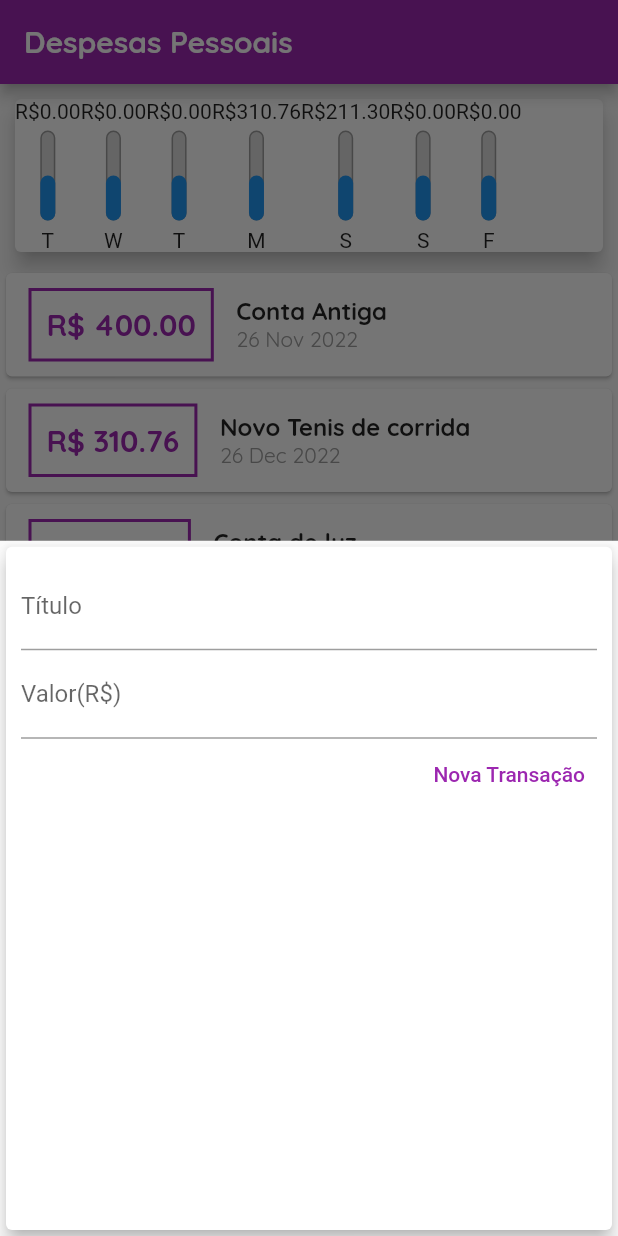
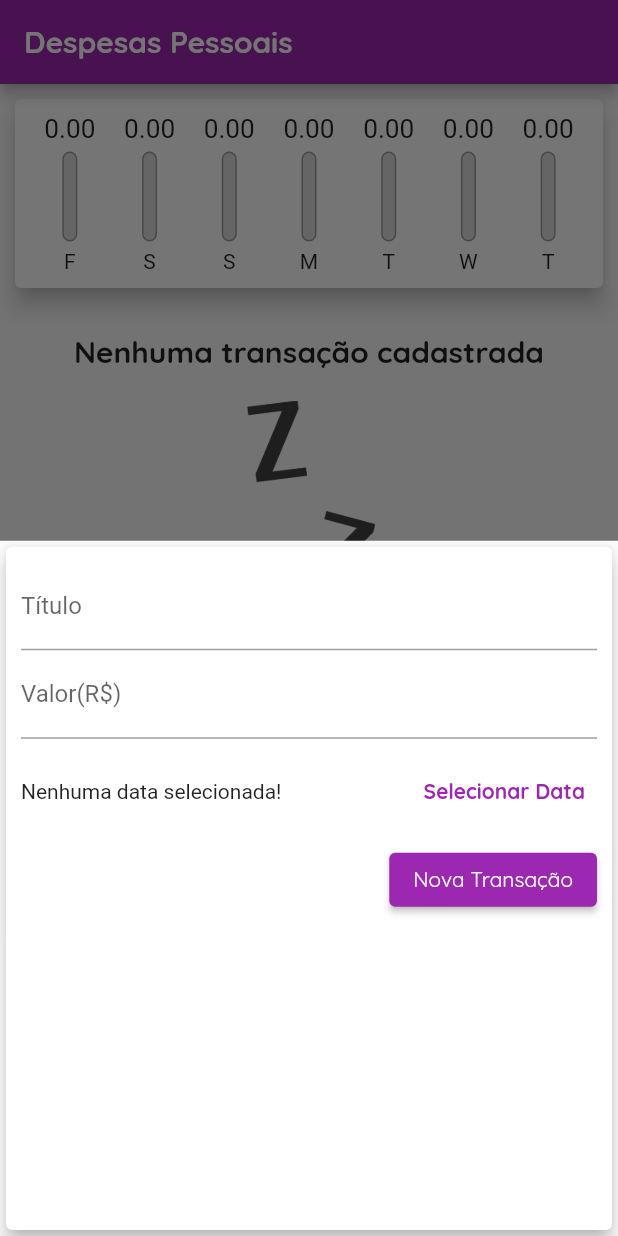
Before and after one commit to leomoreira597/expend, a Flutter app: the screen it shows after launch, after a tap on the "add" icon, on a phone screen of 412 x 824 dp. Run offline on Flutter 3.47's test engine with Material 2 defaults, Android fonts, the phone set to English and light mode, and no system bars.

Commit message:
exibindo dataPicker

```diff
--- a/lib/components/chart.dart
+++ b/lib/components/chart.dart
@@ -29,6 +29,12 @@ class Chart extends StatelessWidget {
         'day': DateFormat.E().format(weekDay)[0],
         'value': totalSum,
       };
+    }).reversed.toList();
+  }
+
+  double get _weekTotalValue {
+    return groupedTransaction.fold(0.0, (sum, tr) {
+      return sum + (tr['value'] as double);
     });
   }
 
@@ -37,14 +43,21 @@ class Chart extends StatelessWidget {
     return Card(
       elevation: 6,
       margin: const EdgeInsets.all(10),
+      child: Padding(
+        padding: const EdgeInsets.all(10),
         child: Row(
+          mainAxisAlignment: MainAxisAlignment.spaceAround,
           children: groupedTransaction.map((tr) {
-          return ChartBar(
+            return Flexible(
+              fit: FlexFit.tight,
+              child: ChartBar(
                 label: tr['day'] as String,
                 value: tr['value'] as double,
-            percentage: 0.5,
+                percentage: (tr['value'] as double) / _weekTotalValue,
+              ),
             );
           }).toList(),
+        ),
       ),
     );
   }
--- a/lib/components/chart_bar.dart
+++ b/lib/components/chart_bar.dart
@@ -5,7 +5,8 @@ class ChartBar extends StatelessWidget {
   final double value;
   final double percentage;
 
-  const ChartBar({super.key,
+  const ChartBar({
+    super.key,
     required this.label,
     required this.value,
     required this.percentage,
@@ -15,7 +16,14 @@ class ChartBar extends StatelessWidget {
   Widget build(BuildContext context) {
     return Column(
       children: [
-        Text('R\$${value.toStringAsFixed(2)}'),
+        SizedBox(
+          height: 20,
+          child: FittedBox(
+            child: Text(
+              '${value.toStringAsFixed(2)}',
+            ),
+          ),
+        ),
         const SizedBox(height: 5),
         SizedBox(
           height: 60,
--- a/lib/components/transaction_form.dart
+++ b/lib/components/transaction_form.dart
@@ -1,4 +1,5 @@
 import 'package:flutter/material.dart';
+import 'package:intl/intl.dart';
 
 class TransactionForm extends StatefulWidget {
   final void Function(String, double) onSubmit;
@@ -10,19 +11,35 @@ class TransactionForm extends StatefulWidget {
 }
 
 class _TransactionFormState extends State<TransactionForm> {
-  final titleController = TextEditingController();
+  final _titleController = TextEditingController();
+  final _valueController = TextEditingController();
+  DateTime? _selectedDate;
 
-  final valueController = TextEditingController();
+  _submitForm() {
+    final title = _titleController.text;
+    final value = double.tryParse(_valueController.text) ?? 0.0;
 
-  _submitForm(){
-    final title = titleController.text;
-    final value = double.tryParse(valueController.text) ?? 0.0;
-
-    if(title.isEmpty || value <= 0){
+    if (title.isEmpty || value <= 0) {
       return;
     }
 
     widget.onSubmit(title, value);
+  }
+
+  _showDataPicker() {
+    showDatePicker(
+      context: context,
+      initialDate: DateTime.now(),
+      firstDate: DateTime(2019),
+      lastDate: DateTime.now(),
+    ).then((pickedDate) {
+      if (pickedDate == null) {
+        return;
+      }
+      setState(() {
+        _selectedDate = pickedDate;
+      });
+    });
   }
 
   @override
@@ -34,28 +51,62 @@ class _TransactionFormState extends State<TransactionForm> {
         child: Column(
           children: [
             TextField(
-              controller: titleController,
+              controller: _titleController,
               decoration: const InputDecoration(
                 labelText: 'Título',
               ),
             ),
             TextField(
-              controller: valueController,
-              keyboardType: const TextInputType.numberWithOptions(decimal: true),
+              controller: _valueController,
+              keyboardType:
+                  const TextInputType.numberWithOptions(decimal: true),
               onSubmitted: (_) => _submitForm(),
               decoration: const InputDecoration(
                 labelText: 'Valor(R\$)',
               ),
             ),
+            SizedBox(
+              height: 70,
+              child: Row(
+                children: [
+                  Expanded(
+                    child: Text(
+                      _selectedDate == null
+                          ? 'Nenhuma data selecionada!'
+                          : DateFormat('dd/MM/y').format(_selectedDate!),
+                    ),
+                  ),
+                  TextButton(
+                    onPressed: _showDataPicker,
+                    style: ButtonStyle(
+                      foregroundColor: MaterialStateProperty.all(Colors.purple),
+                    ),
+                    child: const Text(
+                      'Selecionar Data',
+                      style: TextStyle(
+                        fontFamily: 'Quicksand',
+                        fontWeight: FontWeight.bold,
+                      ),
+                    ),
+                  )
+                ],
+              ),
+            ),
             Row(
               mainAxisAlignment: MainAxisAlignment.end,
               children: [
-                TextButton(
+                ElevatedButton(
                   onPressed: _submitForm,
                   style: ButtonStyle(
-                    foregroundColor: MaterialStateProperty.all(Colors.purple),
+                    backgroundColor: MaterialStateProperty.all(Colors.purple),
                   ),
-                  child: Text('Nova Transação'),
+                  child: const Text(
+                    'Nova Transação',
+                    style: TextStyle(
+                      color: Colors.white,
+                      fontFamily: 'Quicksand',
+                    ),
+                  ),
                 ),
               ],
             )
--- a/lib/components/transaction_list.dart
+++ b/lib/components/transaction_list.dart
@@ -42,48 +42,36 @@ class TransactionList extends StatelessWidget {
               itemBuilder: (ctx, index) {
                 final tr = transactions[index];
                 return Card(
-                  child: Row(
-                    children: [
-                      Container(
+                  elevation: 5,
                   margin: const EdgeInsets.symmetric(
-                            horizontal: 15, vertical: 10),
-                        decoration: BoxDecoration(
-                            border: Border.all(
-                          color: Theme.of(context).colorScheme.primary,
-                          width: 2,
-                        )),
-                        padding: const EdgeInsets.all(10),
+                    vertical: 8,
+                    horizontal: 5,
+                  ),
+                  child: ListTile(
+                    leading: CircleAvatar(
+                      backgroundColor: Colors.purple,
+                      radius: 30,
+                      child: Padding(
+                        padding: const EdgeInsets.all(6),
+                        child: FittedBox(
                           child: Text(
-                          'R\$ ${tr.value.toStringAsFixed(2)}',
+                            'R\$${tr.value}',
                             style: const TextStyle(
-                            fontFamily: "Quicksand",
-                            fontWeight: FontWeight.bold,
-                            fontSize: 20,
-                            color: Colors.purple,
+                              color: Colors.white,
                             ),
                           ),
                         ),
-                      Column(
-                        crossAxisAlignment: CrossAxisAlignment.start,
-                        children: [
-                          Text(
+                      ),
+                    ),
+                    title: Text(
                       tr.title,
                       style: const TextStyle(
-                              fontFamily: "Quicksand",
-                              fontSize: 16,
+                        fontFamily: 'Quicksand',
                         fontWeight: FontWeight.bold,
+                        fontSize: 19,
                       ),
                     ),
-                          Text(
-                            DateFormat('d MMM y').format(tr.date),
-                            style: const TextStyle(
-                              color: Colors.grey,
-                              fontFamily: "Quicksand",
-                            ),
-                          ),
-                        ],
-                      ),
-                    ],
+                    subtitle: Text(DateFormat('dd/MM/y').format(tr.date)),
                   ),
                 );
               },
--- a/lib/main.dart
+++ b/lib/main.dart
@@ -49,32 +49,7 @@ class MyHomePage extends StatefulWidget {
 
 class _MyHomePageState extends State<MyHomePage> {
   final List<Transaction> _transactions = [
-    Transaction(
-      id: 't0',
-      title: 'Conta Antiga',
-      value: 400.00,
-      date: DateTime.now().subtract(
-        const Duration(days: 33),
-      ),
-    ),
-    Transaction(
-      id: 't1',
-      title: 'Novo Tenis de corrida',
-      value: 310.76,
-      date: DateTime.now().subtract(
-        const Duration(days: 3),
-      ),
-    ),
-    Transaction(
-      id: 't2',
-      title: 'Conta de luz',
-      value: 211.30,
-      date: DateTime.now().subtract(
-        const Duration(
-          days: 4,
-        ),
-      ),
-    ),
+
   ];
 
   List<Transaction> get _recentsTransactions {
```
Lines whose indentation alone changed are shown as unchanged.
